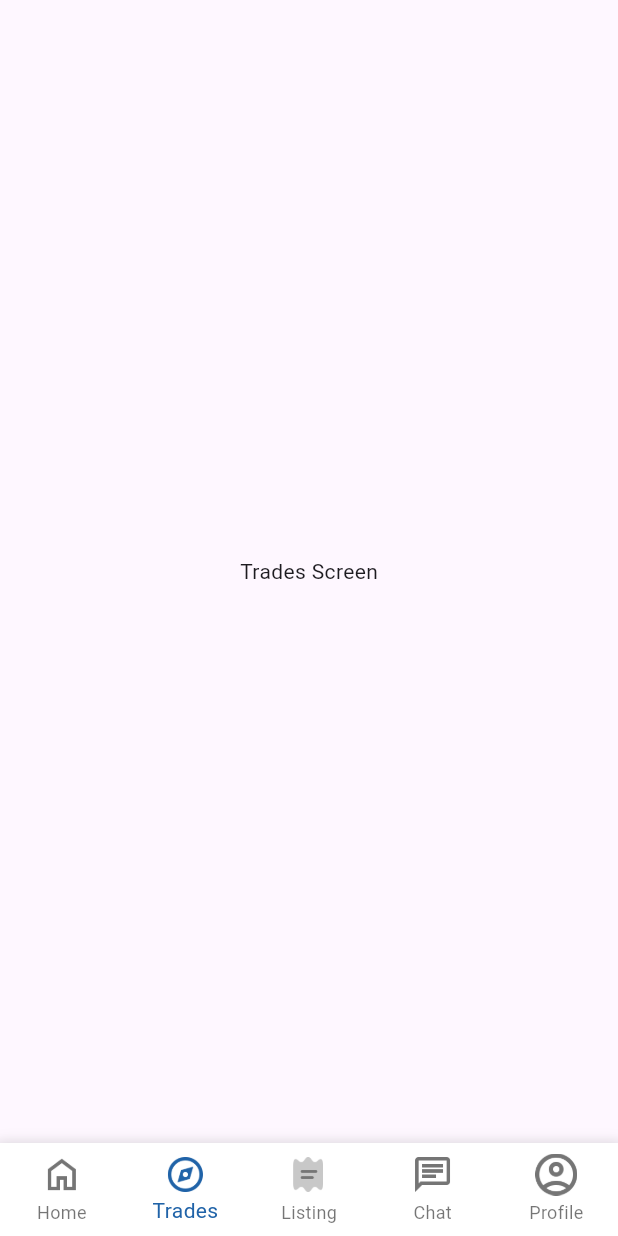
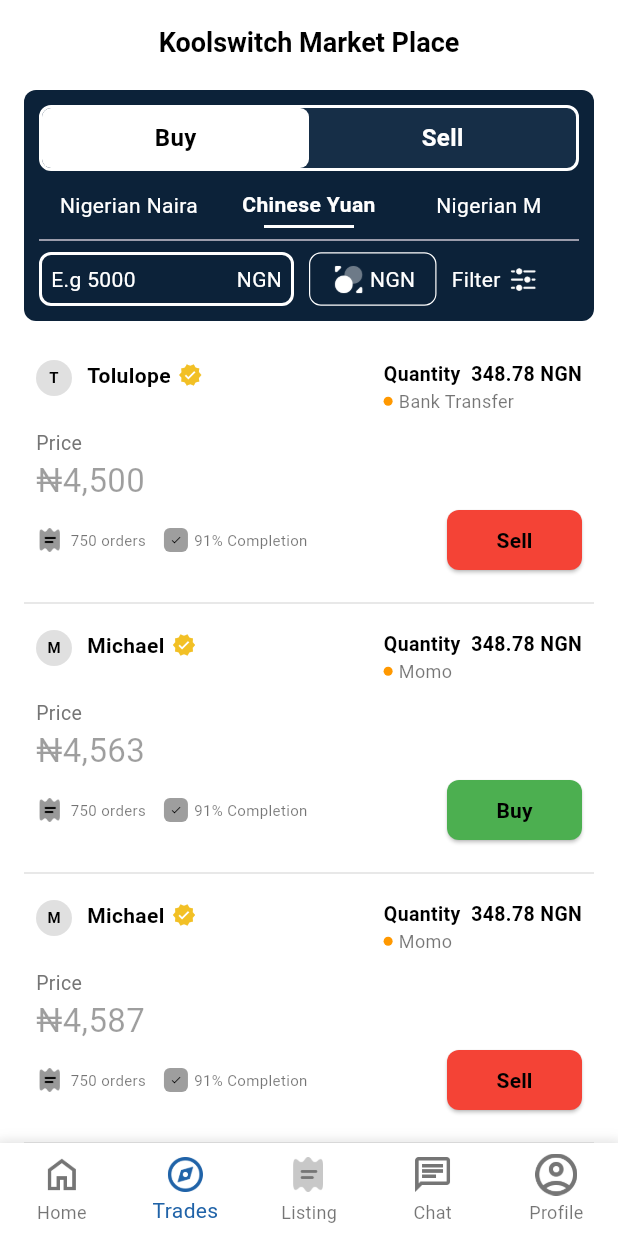
Before and after one commit to Ammara-Akbar/KoolSwitch, a Flutter app: the MyBottomBar screen opened directly, item 2 of the bottom bar chosen, on a phone screen of 412 x 824 dp. Run offline on Flutter 3.47's test engine with Material 3 defaults, Android fonts, the phone set to English and light mode, and no system bars.

Commit message:
currency screen

```diff
--- a/kool_switch/lib/screens/bottom_bar.dart
+++ b/kool_switch/lib/screens/bottom_bar.dart
@@ -1,4 +1,5 @@
 import 'package:flutter/material.dart';
+import 'package:kool_switch/screens/market_place_screen.dart';
 import 'package:kool_switch/screens/wallet_dashboard_screen.dart';
 
 class MyBottomBar extends StatefulWidget {
@@ -17,7 +18,7 @@
   // Screens for each tab
   final List<Widget> _screens = [
     WalletDashboardScreen(),
-    const TradesScreen(),
+    MarketPlaceScreen(),
     const ListingScreen(),
     const ChatScreen(),
     const ProfileScreen(),
@@ -102,14 +103,6 @@
   }
 }
 
-class TradesScreen extends StatelessWidget {
-  const TradesScreen({super.key});
-  @override
-  Widget build(BuildContext context) {
-    return const Center(child: Text("Trades Screen"));
-  }
-}
-
 class ListingScreen extends StatelessWidget {
   const ListingScreen({super.key});
   @override
--- /dev/null
+++ b/kool_switch/lib/screens/market_place_screen.dart
@@ -0,0 +1,440 @@
+import 'package:flutter/material.dart';
+import 'package:kool_switch/screens/select_currency_screen.dart';
+import 'package:kool_switch/utils/colors.dart';
+
+class MarketPlaceScreen extends StatefulWidget {
+  const MarketPlaceScreen({super.key});
+
+  @override
+  State<MarketPlaceScreen> createState() => _MarketPlaceScreenState();
+}
+
+class _MarketPlaceScreenState extends State<MarketPlaceScreen> {
+  bool isBuySelected = true;
+  int selectedCurrency = 1; // 0 = Naira, 1 = Yuan, 2 = Naira M
+
+  @override
+  Widget build(BuildContext context) {
+    return Scaffold(
+      backgroundColor: Colors.white,
+
+      // ✅ Header AppBar
+      appBar: AppBar(
+        surfaceTintColor: Colors.white,
+        elevation: 0,
+        backgroundColor: Colors.white,
+        automaticallyImplyLeading: false,
+        title: const Text(
+          "Koolswitch Market Place",
+          style: TextStyle(
+            color: Colors.black,
+            fontSize: 18,
+            fontWeight: FontWeight.w600,
+          ),
+        ),
+        centerTitle: true,
+      ),
+
+      body: SingleChildScrollView(
+        padding: const EdgeInsets.symmetric(horizontal: 16, vertical: 4),
+        child: Column(
+          children: [
+            Container(
+              padding: EdgeInsets.all(10),
+              decoration: BoxDecoration(
+                color: AppColors.primaryColor,
+                borderRadius: BorderRadius.circular(8),
+              ),
+              child: Column(
+                crossAxisAlignment: CrossAxisAlignment.start,
+                children: [
+                  // ✅ Buy / Sell toggle
+                  Container(
+                    decoration: BoxDecoration(
+                        color: Color.fromARGB(255, 22, 46, 71),
+                        borderRadius: BorderRadius.circular(8),
+                        border: Border.all(color: Colors.white, width: 2)),
+                    child: Row(
+                      children: [
+                        _buySellTab("Buy", true),
+                        _buySellTab("Sell", false),
+                      ],
+                    ),
+                  ),
+
+                  const SizedBox(height: 12),
+
+                  // ✅ Currency selection
+                  Column(
+                    children: [
+                      Row(
+                        children: [
+                          _currencyItem("Nigerian Naira", 0),
+                          _currencyItem("Chinese Yuan", 1),
+                          _currencyItem("Nigerian M", 2),
+                        ],
+                      ),
+                      Divider()
+                    ],
+                  ),
+
+                  // ✅ Search + Filter
+                  Row(
+                    children: [
+                      Expanded(
+                          flex: 2,
+                          child: Container(
+                            padding: EdgeInsets.all(6),
+                            decoration: BoxDecoration(
+                                borderRadius: BorderRadius.circular(08),
+                                border:
+                                    Border.all(color: Colors.white, width: 2)),
+                            child: Row(
+                              mainAxisAlignment: MainAxisAlignment.spaceBetween,
+                              children: [
+                                Text(
+                                  "E.g 5000",
+                                  style: TextStyle(color: Colors.white),
+                                ),
+                                Text(
+                                  "NGN",
+                                  style: TextStyle(color: Colors.white),
+                                )
+                              ],
+                            ),
+                          )),
+                      const SizedBox(width: 10),
+                      Expanded(
+                        flex: 1,
+                        child: GestureDetector(
+                          onTap: (){
+                             Navigator.push(
+                                context,
+                                MaterialPageRoute(
+                                    builder: (_) =>
+                                        SelectCurrencyScreen()),
+                              );
+                          },
+                          child: Container(
+                              padding: EdgeInsets.all(6),
+                              decoration: BoxDecoration(
+                                  borderRadius: BorderRadius.circular(08),
+                                  border: Border.all(
+                                      color: Colors.white, width: 0.8)),
+                              child: Row(
+                                mainAxisAlignment: MainAxisAlignment.center,
+                                children: [
+                                  Image.asset(
+                                    "assets/images/tradeee.png",
+                                    height: 22,
+                                  ),
+                                  SizedBox(
+                                    width: 4,
+                                  ),
+                                  Text(
+                                    "NGN",
+                                    style: TextStyle(color: Colors.white),
+                                  )
+                                ],
+                              )),
+                        ),
+                      ),
+                      const SizedBox(width: 10),
+                      Expanded(
+                          flex: 1,
+                          child: Row(
+                            children: [
+                              Text(
+                                "Filter",
+                                style: TextStyle(color: Colors.white),
+                              ),
+                              SizedBox(
+                                width: 4,
+                              ),
+                              Image.asset(
+                                "assets/images/Filter.png",
+                                height: 22,
+                              ),
+                            ],
+                          )),
+                    ],
+                  ),
+                ],
+              ),
+            ),
+            const SizedBox(height: 16),
+
+            // ✅ Trade list
+            _tradeTile(
+              name: "Tolulope",
+              method: "Bank Transfer",
+              price: "₦4,500",
+              quantity: "348.78 NGN",
+              orders: "750",
+              completion: "91%",
+              buttonText: "Sell",
+              buttonColor: Colors.red,
+            ),
+            _tradeTile(
+              name: "Michael",
+              method: "Momo",
+              price: "₦4,563",
+              quantity: "348.78 NGN",
+              orders: "750",
+              completion: "91%",
+              buttonText: "Buy",
+              buttonColor: Colors.green,
+            ),
+            _tradeTile(
+              name: "Michael",
+              method: "Momo",
+              price: "₦4,587",
+              quantity: "348.78 NGN",
+              orders: "750",
+              completion: "91%",
+              buttonText: "Sell",
+              buttonColor: Colors.red,
+            ),
+          ],
+        ),
+      ),
+    );
+  }
+
+  // ✅ Buy / Sell Tab
+  Widget _buySellTab(String label, bool buy) {
+    bool isSelected = isBuySelected == buy;
+    return Expanded(
+      child: GestureDetector(
+        onTap: () => setState(() => isBuySelected = buy),
+        child: Container(
+          height: 40,
+          decoration: BoxDecoration(
+            color: isSelected ? Colors.white : Colors.transparent,
+            borderRadius: BorderRadius.circular(6),
+          ),
+          alignment: Alignment.center,
+          child: Text(
+            label,
+            style: TextStyle(
+              fontSize: 16,
+              color: isSelected ? Colors.black : Colors.white,
+              fontWeight: FontWeight.w600,
+            ),
+          ),
+        ),
+      ),
+    );
+  }
+
+  // ✅ Currency Item
+  Widget _currencyItem(String label, int index) {
+    final bool isSelected = selectedCurrency == index;
+    return Expanded(
+      child: GestureDetector(
+        onTap: () => setState(() => selectedCurrency = index),
+        child: Column(
+          children: [
+            Text(
+              label,
+              textAlign: TextAlign.center,
+              style: TextStyle(
+                fontSize: 14,
+                fontWeight: isSelected ? FontWeight.w700 : FontWeight.normal,
+                color: isSelected ? Colors.white : Colors.white,
+              ),
+            ),
+            const SizedBox(height: 4),
+            if (isSelected)
+              Container(
+                height: 2,
+                width: 60,
+                color: Colors.white,
+              ),
+          ],
+        ),
+      ),
+    );
+  }
+
+// ✅ Custom Trade Tile (No ListTile used)
+  Widget _tradeTile({
+  required String name,
+  required String method,
+  required String price,
+  required String quantity,
+  required String orders,
+  required String completion,
+  required String buttonText,
+  required Color buttonColor,
+}) {
+  return Column(
+    children: [
+      Padding(
+        padding: const EdgeInsets.symmetric(vertical: 10, horizontal: 8),
+        child: Column(
+          crossAxisAlignment: CrossAxisAlignment.start,
+          children: [
+            // 🔹 Top row: Avatar + Name + Verified + Quantity
+            Row(
+              crossAxisAlignment: CrossAxisAlignment.start,
+              children: [
+                CircleAvatar(
+                  radius: 12,
+                  backgroundColor: Colors.grey.shade300,
+                  child: Text(
+                    name[0],
+                    style: const TextStyle(
+                      color: Colors.black,
+                      fontSize: 10,
+                      fontWeight: FontWeight.w600,
+                    ),
+                  ),
+                ),
+                const SizedBox(width: 10),
+
+                // Name + Verified
+                Expanded(
+                  child: Row(
+                    children: [
+                      Text(
+                        name,
+                        style: const TextStyle(
+                          fontWeight: FontWeight.w600,
+                          fontSize: 14,
+                          color: Colors.black,
+                        ),
+                      ),
+                      const SizedBox(width: 5),
+                       Icon(Icons.verified,
+                          color: Color(0xffF2C025), size: 16),
+                    ],
+                  ),
+                ),
+
+                // Quantity
+                Column(
+                  crossAxisAlignment: CrossAxisAlignment.start,
+                  children: [
+                    Text(
+                      "Quantity  $quantity",
+                      style: const TextStyle(
+                        fontSize: 13,
+                        fontWeight: FontWeight.w600,
+                        color: Colors.black,
+                      ),
+                    ),
+                    // 🔹 Method row
+            Row(
+              children: [
+                Container(
+                  width: 6,
+                  height: 6,
+                  decoration: const BoxDecoration(
+                    color: Colors.orange,
+                    shape: BoxShape.circle,
+                  ),
+                ),
+                const SizedBox(width: 4),
+                Text(
+                  method,
+                  style: const TextStyle(
+                    fontSize: 12,
+                    color: Colors.black54,
+                  ),
+                ),
+              ],
+            ),
+
+                  ],
+                ),
+              ],
+            ),
+
+            const SizedBox(height: 10),
+
+            // 🔹 Price
+            Text(
+              "Price",
+              style: TextStyle(
+                fontSize: 13,
+                color: Colors.grey.shade600,
+              ),
+            ),
+            Text(
+              price,
+              style: const TextStyle(
+                fontSize: 22,
+                color: Colors.black38,
+              ),
+            ),
+
+
+
+            // 🔹 Orders + Completion + Button on right
+            Row(
+
+              children: [
+                Image.asset("assets/images/receipt-2.png", height: 19),
+                const SizedBox(width: 4),
+                Text(
+                  "$orders orders",
+                  style: const TextStyle(
+                    fontSize: 10,
+                    color: Colors.black54,
+                  ),
+                ),
+                const SizedBox(width: 12),
+                Container(
+                  padding: const EdgeInsets.all(4),
+                  decoration: BoxDecoration(
+                    color: Colors.black38,
+                    borderRadius: BorderRadius.circular(4),
+                  ),
+                  child: const Icon(Icons.check,
+                      size: 8, color: Colors.black),
+                ),
+                const SizedBox(width: 4),
+                Text(
+                  "$completion Completion",
+                  style: const TextStyle(
+                    fontSize: 10,
+                    color: Colors.black54,
+                  ),
+                ),
+
+                const Spacer(), // 👈 pushes button to the far right
+
+                SizedBox(
+                  width: 90,
+                  child: ElevatedButton(
+                    style: ElevatedButton.styleFrom(
+                      backgroundColor: buttonColor,
+                      padding:
+                          const EdgeInsets.symmetric(horizontal: 20, vertical: 7),
+                      shape: RoundedRectangleBorder(
+                        borderRadius: BorderRadius.circular(8),
+                      ),
+                    ),
+                    onPressed: () {},
+                    child: Text(
+                      buttonText,
+                      style: const TextStyle(
+                        color: Colors.black, // white like screenshot
+                        fontSize: 14,
+                        fontWeight: FontWeight.w600,
+                      ),
+                    ),
+                  ),
+                ),
+              ],
+            ),
+          ],
+        ),
+      ),
+      Divider(color: Colors.grey.shade300, thickness: 1),
+    ],
+  );
+}
+
+}
--- a/kool_switch/pubspec.yaml
+++ b/kool_switch/pubspec.yaml
@@ -61,6 +61,7 @@
   assets:
     - assets/images/
     - assets/images/notification (1).png
+    - assets/images/Filter.png
     # - images/a_dot_ham.jpeg
 
   # An image asset can refer to one or more resolution-specific "variants", see
```
Also changed, not shown: kool_switch/lib/screens/select_currency_screen.dart (added, +185 -0 lines), kool_switch/assets/images/Filter.png (added), kool_switch/assets/images/tradeee.png (added).
